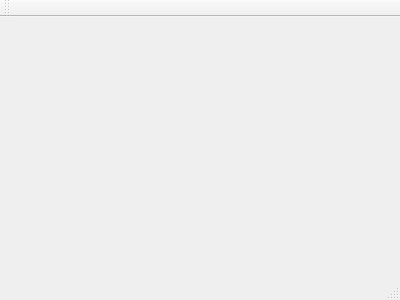
First picture: the form in mainwindow.ui, repository AuCson/Y86-OS-Simulator, before the edit.
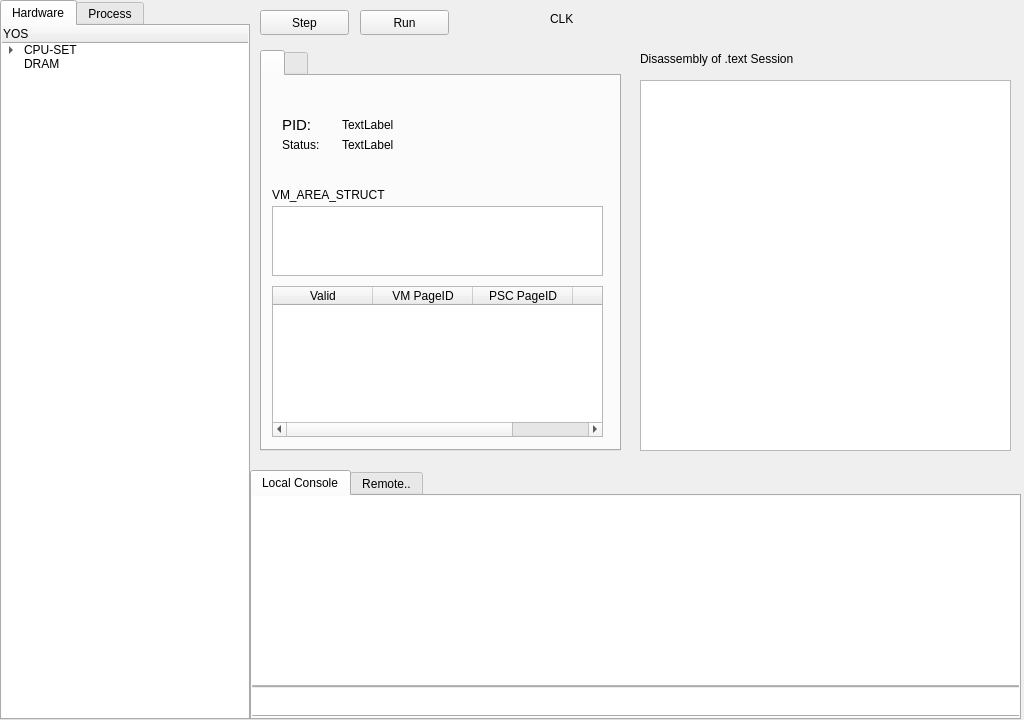
Second picture: the form after the edit.

```diff
--- a/mainwindow.ui
+++ b/mainwindow.ui
@@ -1,24 +1,514 @@
 <ui version="4.0">
  <class>MainWindow</class>
- <widget class="QMainWindow" name="MainWindow" >
-  <property name="geometry" >
+ <widget class="QMainWindow" name="MainWindow">
+  <property name="geometry">
    <rect>
     <x>0</x>
     <y>0</y>
-    <width>400</width>
-    <height>300</height>
+    <width>1024</width>
+    <height>720</height>
    </rect>
   </property>
   <property name="windowTitle" >
    <string>MainWindow</string>
   </property>
-  <widget class="QMenuBar" name="menuBar" />
-  <widget class="QToolBar" name="mainToolBar" />
-  <widget class="QWidget" name="centralWidget" />
-  <widget class="QStatusBar" name="statusBar" />
+  <widget class="QWidget" name="centralWidget">
+   <property name="sizePolicy">
+    <sizepolicy hsizetype="Expanding" vsizetype="Expanding">
+     <horstretch>0</horstretch>
+     <verstretch>0</verstretch>
+    </sizepolicy>
+   </property>
+   <widget class="QTabWidget" name="Bottom">
+    <property name="geometry">
+     <rect>
+      <x>250</x>
+      <y>470</y>
+      <width>771</width>
+      <height>250</height>
+     </rect>
+    </property>
+    <property name="currentIndex">
+     <number>0</number>
+    </property>
+    <widget class="QWidget" name="Local">
+     <attribute name="title">
+      <string>Local Console</string>
+     </attribute>
+     <widget class="QLineEdit" name="lineEdit">
+      <property name="geometry">
+       <rect>
+        <x>-2</x>
+        <y>190</y>
+        <width>781</width>
+        <height>30</height>
+       </rect>
+      </property>
+     </widget>
+     <widget class="QTextEdit" name="textEdit">
+      <property name="geometry">
+       <rect>
+        <x>-5</x>
+        <y>-1</y>
+        <width>791</width>
+        <height>191</height>
+       </rect>
+      </property>
+      <property name="sizePolicy">
+       <sizepolicy hsizetype="Maximum" vsizetype="Maximum">
+        <horstretch>0</horstretch>
+        <verstretch>0</verstretch>
+       </sizepolicy>
+      </property>
+     </widget>
+    </widget>
+    <widget class="QWidget" name="Remote">
+     <attribute name="title">
+      <string>Remote..</string>
+     </attribute>
+    </widget>
+   </widget>
+   <widget class="QTabWidget" name="Side">
+    <property name="geometry">
+     <rect>
+      <x>0</x>
+      <y>0</y>
+      <width>250</width>
+      <height>720</height>
+     </rect>
+    </property>
+    <property name="currentIndex">
+     <number>0</number>
+    </property>
+    <widget class="QWidget" name="Hardware">
+     <attribute name="title">
+      <string>Hardware</string>
+     </attribute>
+     <widget class="QTreeWidget" name="treeWidget">
+      <property name="geometry">
+       <rect>
+        <x>-2</x>
+        <y>-2</y>
+        <width>250</width>
+        <height>720</height>
+       </rect>
+      </property>
+      <column>
+       <property name="text">
+        <string>YOS</string>
+       </property>
+      </column>
+      <item>
+       <property name="text">
+        <string>CPU-SET</string>
+       </property>
+       <item>
+        <property name="text">
+         <string>CPU0</string>
+        </property>
+       </item>
+      </item>
+      <item>
+       <property name="text">
+        <string>DRAM</string>
+       </property>
+      </item>
+     </widget>
+    </widget>
+    <widget class="QWidget" name="tab_4">
+     <attribute name="title">
+      <string>Process</string>
+     </attribute>
+     <widget class="QTreeWidget" name="treeWidget_2">
+      <property name="geometry">
+       <rect>
+        <x>-2</x>
+        <y>-2</y>
+        <width>250</width>
+        <height>720</height>
+       </rect>
+      </property>
+      <column>
+       <property name="text">
+        <string>YOS</string>
+       </property>
+      </column>
+      <item>
+       <property name="text">
+        <string>Process#1</string>
+       </property>
+       <item>
+        <property name="text">
+         <string>VM</string>
+        </property>
+       </item>
+      </item>
+     </widget>
+    </widget>
+   </widget>
+   <widget class="QStackedWidget" name="stackedWidget">
+    <property name="geometry">
+     <rect>
+      <x>260</x>
+      <y>30</y>
+      <width>771</width>
+      <height>431</height>
+     </rect>
+    </property>
+    <property name="currentIndex">
+     <number>1</number>
+    </property>
+    <widget class="QWidget" name="page_3">
+     <widget class="QTableWidget" name="tableWidget_2">
+      <property name="geometry">
+       <rect>
+        <x>10</x>
+        <y>50</y>
+        <width>741</width>
+        <height>231</height>
+       </rect>
+      </property>
+      <column>
+       <property name="text">
+        <string>ADDR</string>
+       </property>
+      </column>
+      <column>
+       <property name="text">
+        <string>+0</string>
+       </property>
+      </column>
+      <column>
+       <property name="text">
+        <string>+1</string>
+       </property>
+      </column>
+      <column>
+       <property name="text">
+        <string>+2</string>
+       </property>
+      </column>
+      <column>
+       <property name="text">
+        <string>+3</string>
+       </property>
+      </column>
+      <column>
+       <property name="text">
+        <string>+4</string>
+       </property>
+      </column>
+      <column>
+       <property name="text">
+        <string>+5</string>
+       </property>
+      </column>
+      <column>
+       <property name="text">
+        <string>+6</string>
+       </property>
+      </column>
+      <column>
+       <property name="text">
+        <string>+7</string>
+       </property>
+      </column>
+     </widget>
+     <widget class="QLabel" name="label">
+      <property name="geometry">
+       <rect>
+        <x>10</x>
+        <y>20</y>
+        <width>141</width>
+        <height>17</height>
+       </rect>
+      </property>
+      <property name="text">
+       <string>Physical Memory</string>
+      </property>
+     </widget>
+    </widget>
+    <widget class="QWidget" name="page_4">
+     <widget class="QTabWidget" name="tabWidget_2">
+      <property name="geometry">
+       <rect>
+        <x>0</x>
+        <y>20</y>
+        <width>361</width>
+        <height>401</height>
+       </rect>
+      </property>
+      <property name="currentIndex">
+       <number>0</number>
+      </property>
+      <widget class="QWidget" name="tabWidget_2Page1">
+       <attribute name="title">
+        <string/>
+       </attribute>
+       <widget class="QTableWidget" name="tableWidget">
+        <property name="geometry">
+         <rect>
+          <x>10</x>
+          <y>210</y>
+          <width>331</width>
+          <height>151</height>
+         </rect>
+        </property>
+        <column>
+         <property name="text">
+          <string>Valid</string>
+         </property>
+        </column>
+        <column>
+         <property name="text">
+          <string>VM PageID</string>
+         </property>
+        </column>
+        <column>
+         <property name="text">
+          <string>PSC PageID</string>
+         </property>
+        </column>
+        <column>
+         <property name="text">
+          <string/>
+         </property>
+        </column>
+       </widget>
+       <widget class="QLabel" name="label_2">
+        <property name="geometry">
+         <rect>
+          <x>20</x>
+          <y>40</y>
+          <width>67</width>
+          <height>17</height>
+         </rect>
+        </property>
+        <property name="font">
+         <font>
+          <pointsize>11</pointsize>
+         </font>
+        </property>
+        <property name="text">
+         <string>PID:</string>
+        </property>
+       </widget>
+       <widget class="QLabel" name="label_3">
+        <property name="geometry">
+         <rect>
+          <x>80</x>
+          <y>40</y>
+          <width>67</width>
+          <height>17</height>
+         </rect>
+        </property>
+        <property name="text">
+         <string>TextLabel</string>
+        </property>
+       </widget>
+       <widget class="QLabel" name="label_4">
+        <property name="geometry">
+         <rect>
+          <x>20</x>
+          <y>60</y>
+          <width>67</width>
+          <height>17</height>
+         </rect>
+        </property>
+        <property name="text">
+         <string>Status:</string>
+        </property>
+       </widget>
+       <widget class="QLabel" name="label_5">
+        <property name="geometry">
+         <rect>
+          <x>80</x>
+          <y>60</y>
+          <width>67</width>
+          <height>17</height>
+         </rect>
+        </property>
+        <property name="text">
+         <string>TextLabel</string>
+        </property>
+       </widget>
+       <widget class="QTextEdit" name="textEdit_2">
+        <property name="geometry">
+         <rect>
+          <x>10</x>
+          <y>130</y>
+          <width>331</width>
+          <height>70</height>
+         </rect>
+        </property>
+       </widget>
+       <widget class="QLabel" name="label_6">
+        <property name="geometry">
+         <rect>
+          <x>10</x>
+          <y>110</y>
+          <width>131</width>
+          <height>17</height>
+         </rect>
+        </property>
+        <property name="text">
+         <string>VM_AREA_STRUCT</string>
+        </property>
+       </widget>
+      </widget>
+      <widget class="QWidget" name="tabWidget_2Page3">
+       <attribute name="title">
+        <string/>
+       </attribute>
+      </widget>
+     </widget>
+     <widget class="QTableWidget" name="tdisas">
+      <property name="geometry">
+       <rect>
+        <x>380</x>
+        <y>50</y>
+        <width>371</width>
+        <height>371</height>
+       </rect>
+      </property>
+     </widget>
+     <widget class="QLabel" name="label_7">
+      <property name="geometry">
+       <rect>
+        <x>380</x>
+        <y>20</y>
+        <width>211</width>
+        <height>17</height>
+       </rect>
+      </property>
+      <property name="text">
+       <string>Disassembly of .text Session</string>
+      </property>
+     </widget>
+    </widget>
+    <widget class="QWidget" name="page">
+     <widget class="QLabel" name="label_8">
+      <property name="geometry">
+       <rect>
+        <x>0</x>
+        <y>30</y>
+        <width>91</width>
+        <height>17</height>
+       </rect>
+      </property>
+      <property name="text">
+       <string>Y86-Register</string>
+      </property>
+     </widget>
+     <widget class="QTableWidget" name="tableWidget_4">
+      <property name="geometry">
+       <rect>
+        <x>0</x>
+        <y>50</y>
+        <width>241</width>
+        <height>411</height>
+       </rect>
+      </property>
+      <row>
+       <property name="text">
+        <string>%eax</string>
+       </property>
+      </row>
+      <row>
+       <property name="text">
+        <string>%ecx</string>
+       </property>
+      </row>
+      <row>
+       <property name="text">
+        <string>%edx</string>
+       </property>
+      </row>
+      <row>
+       <property name="text">
+        <string>%ebx</string>
+       </property>
+      </row>
+      <row>
+       <property name="text">
+        <string>%esi</string>
+       </property>
+      </row>
+      <row>
+       <property name="text">
+        <string>%edi</string>
+       </property>
+      </row>
+      <row>
+       <property name="text">
+        <string>%ebp</string>
+       </property>
+      </row>
+      <column>
+       <property name="text">
+        <string>Reg</string>
+       </property>
+      </column>
+      <column>
+       <property name="text">
+        <string>Value</string>
+       </property>
+      </column>
+     </widget>
+    </widget>
+   </widget>
+   <widget class="QPushButton" name="step">
+    <property name="geometry">
+     <rect>
+      <x>260</x>
+      <y>10</y>
+      <width>89</width>
+      <height>25</height>
+     </rect>
+    </property>
+    <property name="text">
+     <string>Step</string>
+    </property>
+   </widget>
+   <widget class="QPushButton" name="pushButton_2">
+    <property name="geometry">
+     <rect>
+      <x>360</x>
+      <y>10</y>
+      <width>89</width>
+      <height>25</height>
+     </rect>
+    </property>
+    <property name="text">
+     <string>Run</string>
+    </property>
+   </widget>
+   <widget class="QLabel" name="label_9">
+    <property name="geometry">
+     <rect>
+      <x>550</x>
+      <y>10</y>
+      <width>67</width>
+      <height>17</height>
+     </rect>
+    </property>
+    <property name="text">
+     <string>CLK</string>
+    </property>
+   </widget>
+  </widget>
+  <widget class="QMenuBar" name="menuBar">
+   <property name="geometry">
+    <rect>
+     <x>0</x>
+     <y>0</y>
+     <width>1024</width>
+     <height>28</height>
+    </rect>
+   </property>
+  </widget>
  </widget>
- <layoutDefault spacing="6" margin="11" />
- <pixmapfunction></pixmapfunction>
+ <layoutdefault spacing="6" margin="11"/>
  <resources/>
  <connections/>
 </ui>
```
Left out of the diff: 5 changed lines with no effect on the pictures.
